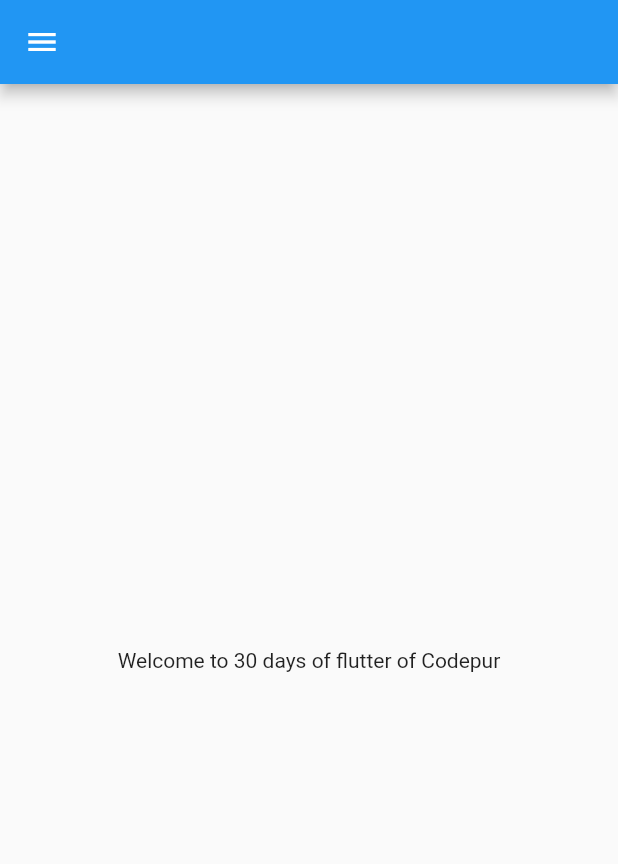
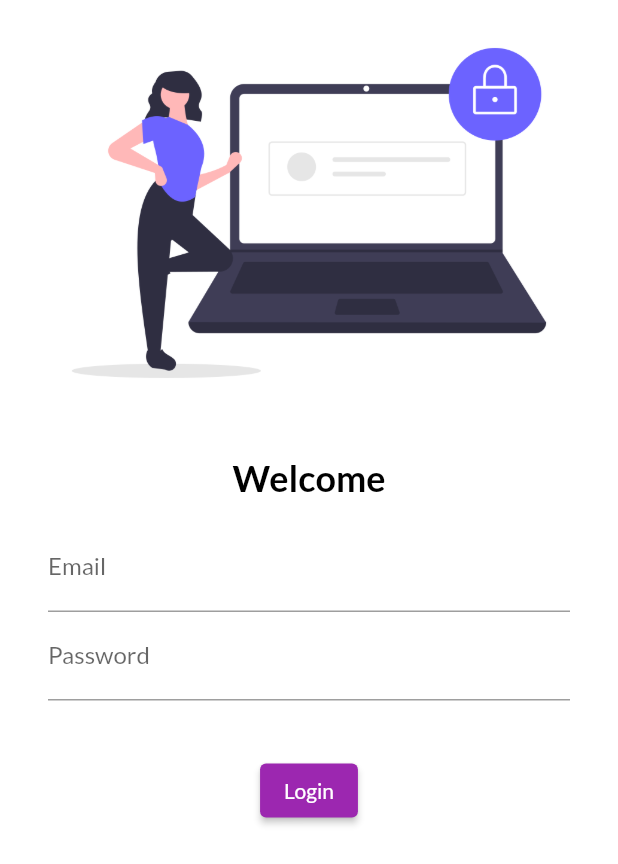
Before and after one commit to jasim506022/30daysofflutter, a Flutter app: the screen it shows after launch, on a phone screen of 412 x 824 dp. Shown: the top 864 px of the screen. Run offline on Flutter 3.47's test engine with Material 2 defaults, Android fonts, the phone set to English and light mode, and no system bars; our stand-ins replace google_fonts.

Commit message:
day4complete

```diff
--- a/lib/main.dart
+++ b/lib/main.dart
@@ -1,5 +1,7 @@
 import 'package:flutter/material.dart';
-import 'package:flutter_catelogs_app/homepage.dart';
+import 'package:flutter_catelogs_app/page/homepage.dart';
+import 'package:flutter_catelogs_app/page/loginpage.dart';
+import 'package:google_fonts/google_fonts.dart';
 
 void main() {
   runApp(const MyApp());
@@ -12,7 +14,16 @@
   @override
   Widget build(BuildContext context) {
     return MaterialApp(
-      home: HomePage()
+      themeMode: ThemeMode.light,
+      theme: ThemeData(
+          primarySwatch: Colors.purple,
+          fontFamily: GoogleFonts.lato().fontFamily),
+      darkTheme: ThemeData(brightness: Brightness.dark),
+      routes: {
+        "/": (context) => LoginPage(),
+        "/home": (context) => HomePage(),
+        "/login": (context) => LoginPage(),
+      },
     );
   }
 }
--- a/lib/homepage.dart
+++ b/lib/page/homepage.dart
@@ -10,8 +10,12 @@
 
   @override
   Widget build(BuildContext context) {
+
     return Scaffold(
-      appBar: AppBar(),
+      appBar: AppBar(
+        title: Text("Catalog App"),
+        centerTitle: true,
+      ),
       drawer: Drawer(),
       body: Center(
         child: Container(
@@ -20,4 +24,6 @@
       ),
     );
   }
+
+
 }
--- /dev/null
+++ b/lib/page/loginpage.dart
@@ -0,0 +1,61 @@
+import 'dart:ui';
+
+import 'package:flutter/material.dart';
+import 'package:flutter/src/widgets/container.dart';
+import 'package:flutter/src/widgets/framework.dart';
+
+class LoginPage extends StatelessWidget {
+  const LoginPage({super.key});
+
+  @override
+  Widget build(BuildContext context) {
+    return Material(
+        color: Colors.white,
+        child: Column(
+          children: [
+            Image.asset(
+              "assets/images/login_image.png",
+              fit: BoxFit.cover,
+            ),
+            SizedBox(
+              height: 20,
+            ),
+            Text(
+              "Welcome",
+              style: TextStyle(
+                  color: Colors.black,
+                  fontWeight: FontWeight.bold,
+                  fontSize: 24),
+            ),
+            Padding(
+              padding: const EdgeInsets.symmetric(horizontal: 32, vertical: 16),
+              child: Column(
+                children: [
+                  TextFormField(
+                    decoration: InputDecoration(
+                      hintText: 'Enter your email Address',
+                      label: Text("Email"),
+                    ),
+                  ),
+                  TextFormField(
+                    obscureText: true,
+                    decoration: InputDecoration(
+                      hintText: 'Enter your Password',
+                      label: Text("Password"),
+                    ),
+                  ),
+                ],
+              ),
+            ),
+            SizedBox(
+              height: 20,
+            ),
+            ElevatedButton(
+              onPressed: () {},
+              child: Text("Login"),
+              style: TextButton.styleFrom(foregroundColor: Colors.white),
+            )
+          ],
+        ));
+  }
+}
--- a/pubspec.yaml
+++ b/pubspec.yaml
@@ -36,6 +36,7 @@
   # The following adds the Cupertino Icons font to your application.
   # Use with the CupertinoIcons class for iOS style icons.
   cupertino_icons: ^1.0.2
+  google_fonts: ^4.0.3
 
 dev_dependencies:
   flutter_test:
@@ -60,8 +61,8 @@
   uses-material-design: true
 
   # To add assets to your application, add an assets section, like this:
-  # assets:
-  #   - images/a_dot_burr.jpeg
+  assets:
+    - assets/images/
   #   - images/a_dot_ham.jpeg
 
   # An image asset can refer to one or more resolution-specific "variants", see
```
Also changed, not shown: assets/images/login_image.png (added), pubspec.lock, 1 other file.
